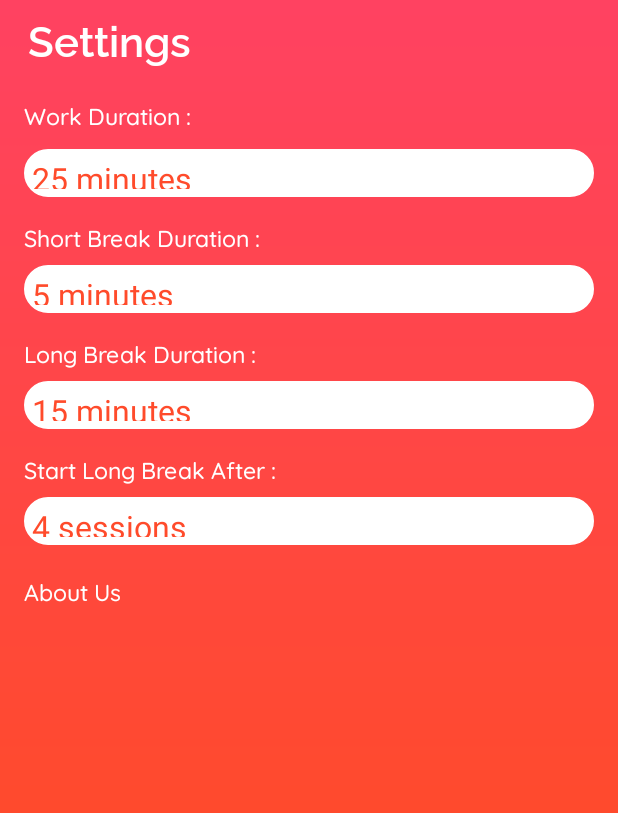
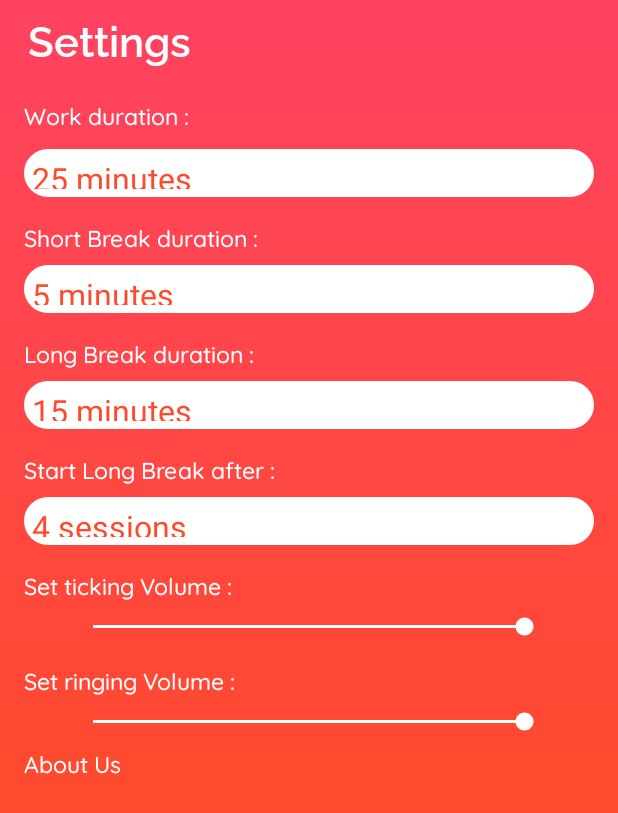
Before and after one commit to google-udacity-india-scholars/abnd-track-pomodoro-timer-app, an Android app: the screen it shows after launch (SettingsActivity), after a tap on "Settings Image", on a phone screen of 412 x 824 dp. Shown: the top 813 px of the screen. Run offline under Robolectric (Android 15) with nearby library versions, the phone set to English and light mode, and no system bars; our stand-ins replace ButterKnife; pictures from the network do not load; 2 other taps on this screen came first.

Commit message:
Volume Sliders for Ticking and Ringing volumes.

```diff
--- a/app/src/main/AndroidManifest.xml
+++ b/app/src/main/AndroidManifest.xml
@@ -32,12 +32,14 @@
         <activity
             android:name="gis2018.udacity.tametu.SettingsActivity"
             android:label="Settings"
-            android:parentActivityName="gis2018.udacity.tametu.MainActivity" />
+            android:parentActivityName="gis2018.udacity.tametu.MainActivity"
+            android:screenOrientation="portrait" />
         <!-- Broadcast receiver for notification action button -->
         <receiver android:name="gis2018.udacity.tametu.StopTimerActionReceiver" />
         <receiver android:name=".StartTimerActionReceiver" />
 
-        <activity android:name="gis2018.udacity.tametu.Aboutus"
+        <activity
+            android:name="gis2018.udacity.tametu.Aboutus"
             android:label="ABOUT US"
             android:parentActivityName="gis2018.udacity.tametu.SettingsActivity">
 
--- a/app/src/main/java/gis2018/udacity/tametu/CountDownTimerService.java
+++ b/app/src/main/java/gis2018/udacity/tametu/CountDownTimerService.java
@@ -25,6 +25,8 @@ import static gis2018.udacity.tametu.utils.Constants.TASK_INFORMATION_NOTIFICATI
 import static gis2018.udacity.tametu.utils.Utils.ringID;
 import static gis2018.udacity.tametu.utils.Utils.soundPool;
 import static gis2018.udacity.tametu.utils.Utils.tickID;
+import static gis2018.udacity.tametu.utils.VolumeSeekBarUtils.floatRingingVolumeLevel;
+import static gis2018.udacity.tametu.utils.VolumeSeekBarUtils.floatTickingVolumeLevel;
 
 public class CountDownTimerService extends Service {
     public static final int ID = 1;
@@ -142,7 +144,10 @@ public class CountDownTimerService extends Service {
         countDownTimer = new CountDownTimer(TIME_PERIOD, TIME_INTERVAL) {
             @Override
             public void onTick(long timeInMilliSeconds) {
-                soundPool.play(tickID, 0.5f, 0.5f, 1, 0, 1f);
+                soundPool.play(tickID,
+                        floatTickingVolumeLevel,
+                        floatTickingVolumeLevel,
+                        1, 0, 1f);
 
                 String countDown = Utils.getCurrentDurationPreferenceStringFor(timeInMilliSeconds);
 
@@ -167,8 +172,10 @@ public class CountDownTimerService extends Service {
                 // Updating value of currentlyRunningServiceType in SharedPreferences.
                 Utils.updateCurrentlyRunningServiceType(preferences, getApplicationContext(), currentlyRunningServiceType);
                 //Ring once ticking ends.
-                soundPool.play(ringID, 0.5f, 0.5f, 1, 0, 1f);
-
+                soundPool.play(ringID,
+                        floatRingingVolumeLevel,
+                        floatRingingVolumeLevel,
+                        2, 0, 1f);
                 stopSelf();
                 stoppedBroadcastIntent();
             }
--- a/app/src/main/java/gis2018/udacity/tametu/SettingsActivity.java
+++ b/app/src/main/java/gis2018/udacity/tametu/SettingsActivity.java
@@ -6,18 +6,26 @@ import android.os.Bundle;
 import android.preference.PreferenceManager;
 import android.support.v4.app.NavUtils;
 import android.support.v7.app.AppCompatActivity;
-import android.util.Log;
 import android.view.MenuItem;
 import android.view.View;
 import android.widget.AdapterView;
 import android.widget.ArrayAdapter;
+import android.widget.SeekBar;
 import android.widget.Spinner;
 import android.widget.TextView;
 
 import butterknife.BindView;
 import butterknife.ButterKnife;
 
-public class SettingsActivity extends AppCompatActivity implements AdapterView.OnItemSelectedListener {
+import static gis2018.udacity.tametu.utils.Constants.RINGING_VOLUME_LEVEL_KEY;
+import static gis2018.udacity.tametu.utils.Constants.TICKING_VOLUME_LEVEL_KEY;
+import static gis2018.udacity.tametu.utils.VolumeSeekBarUtils.convertToFloat;
+import static gis2018.udacity.tametu.utils.VolumeSeekBarUtils.floatRingingVolumeLevel;
+import static gis2018.udacity.tametu.utils.VolumeSeekBarUtils.floatTickingVolumeLevel;
+import static gis2018.udacity.tametu.utils.VolumeSeekBarUtils.initializeSeekBar;
+import static gis2018.udacity.tametu.utils.VolumeSeekBarUtils.maxVolume;
+
+public class SettingsActivity extends AppCompatActivity implements AdapterView.OnItemSelectedListener, SeekBar.OnSeekBarChangeListener {
 
     private static final String LOG_TAG = SettingsActivity.class.getSimpleName();
     @BindView(R.id.work_duration_spinner)
@@ -28,6 +36,10 @@ public class SettingsActivity extends AppCompatActivity implements AdapterView.O
     Spinner longBreakDurationSpinner;
     @BindView(R.id.start_long_break_after_spinner)
     Spinner startlongbreakafterSpinner;
+    @BindView(R.id.ticking_seek_bar)
+    SeekBar tickingSeekBar;
+    @BindView(R.id.ringing_seek_bar)
+    SeekBar ringingSeekBar;
     private SharedPreferences preferences;
 
     @Override
@@ -40,14 +52,23 @@ public class SettingsActivity extends AppCompatActivity implements AdapterView.O
         preferences = PreferenceManager.getDefaultSharedPreferences(this);
 
         initSpinner();
-        TextView aboutus=(TextView)findViewById(R.id.Aboutus);
+        TextView aboutus = (TextView) findViewById(R.id.Aboutus);
         aboutus.setOnClickListener(new View.OnClickListener() {
             @Override
             public void onClick(View v) {
-                Intent i=new Intent(SettingsActivity.this,Aboutus.class);
+                Intent i = new Intent(SettingsActivity.this, Aboutus.class);
                 startActivity(i);
             }
         });
+
+        seekBarInitialization();
+    }
+
+    private void seekBarInitialization() {
+        tickingSeekBar = initializeSeekBar(this, tickingSeekBar);
+        ringingSeekBar = initializeSeekBar(this, ringingSeekBar);
+        tickingSeekBar.setOnSeekBarChangeListener(this);
+        ringingSeekBar.setOnSeekBarChangeListener(this);
     }
 
     /**
@@ -107,23 +128,19 @@ public class SettingsActivity extends AppCompatActivity implements AdapterView.O
         switch (parent.getId()) {
             // item selected in work duration spinner
             case R.id.work_duration_spinner:
-                Log.v(LOG_TAG, (String) parent.getItemAtPosition(position));
                 // save the corresponding item position
                 editor.putInt(getString(R.string.work_duration_key), position);
                 break;
             // item selected in short break duration spinner
             case R.id.short_break_duration_spinner:
-                Log.v(LOG_TAG, (String) parent.getItemAtPosition(position));
                 // save the corresponding item position
                 editor.putInt(getString(R.string.short_break_duration_key), position);
                 break;
             // item selected in long break duration spinner
             case R.id.long_break_duration_spinner:
-                Log.v(LOG_TAG, (String) parent.getItemAtPosition(position));
                 // save the corresponding item position
                 editor.putInt(getString(R.string.long_break_duration_key), position);
             case R.id.start_long_break_after_spinner:
-                Log.v(LOG_TAG, (String) parent.getItemAtPosition(position));
                 // save the corresponding item position
                 editor.putInt(getString(R.string.start_long_break_after_key), position);
 
@@ -158,4 +175,28 @@ public class SettingsActivity extends AppCompatActivity implements AdapterView.O
         }
         return super.onOptionsItemSelected(item);
     }
+
+    @Override
+    public void onProgressChanged(SeekBar seekBar, int progress, boolean fromUser) {
+        switch (seekBar.getId()) {
+            case R.id.ticking_seek_bar:
+                preferences.edit().putInt(TICKING_VOLUME_LEVEL_KEY, progress).apply(); //Save volume level to SharedPreferences
+                floatTickingVolumeLevel = convertToFloat(preferences.getInt(TICKING_VOLUME_LEVEL_KEY, maxVolume), maxVolume);
+                break;
+            case R.id.ringing_seek_bar:
+                preferences.edit().putInt(RINGING_VOLUME_LEVEL_KEY, progress).apply(); //Save value to SharedPreferences
+                floatRingingVolumeLevel = convertToFloat(preferences.getInt(RINGING_VOLUME_LEVEL_KEY, maxVolume), maxVolume);
+        }
+
+    }
+
+    @Override
+    public void onStartTrackingTouch(SeekBar seekBar) {
+
+    }
+
+    @Override
+    public void onStopTrackingTouch(SeekBar seekBar) {
+
+    }
 }
--- a/app/src/main/java/gis2018/udacity/tametu/utils/Constants.java
+++ b/app/src/main/java/gis2018/udacity/tametu/utils/Constants.java
@@ -31,5 +31,6 @@ public class Constants {
     public static final String START_LONG_BREAK_AFTER_KEY = "LONG_BREAK_AFTER_DURATION";
     public static final String WORK_SESSION_COUNT_KEY = "WORK_SESSION_COUNT";
     public static final String TASK_ON_HAND_COUNT_KEY = "TASK_ON_HAND_COUNT";
-
+    public static final String TICKING_VOLUME_LEVEL_KEY = "TICKING_VOLUME_LEVEL";
+    public static final String RINGING_VOLUME_LEVEL_KEY = "RINGING_VOLUME_LEVEL";
 }
--- a/app/src/main/java/gis2018/udacity/tametu/utils/StartTimerUtils.java
+++ b/app/src/main/java/gis2018/udacity/tametu/utils/StartTimerUtils.java
@@ -2,11 +2,19 @@ package gis2018.udacity.tametu.utils;
 
 import android.content.Context;
 import android.content.Intent;
+import android.content.SharedPreferences;
 import android.os.Build;
+import android.preference.PreferenceManager;
 
 import gis2018.udacity.tametu.CountDownTimerService;
 
+import static gis2018.udacity.tametu.utils.Constants.RINGING_VOLUME_LEVEL_KEY;
+import static gis2018.udacity.tametu.utils.Constants.TICKING_VOLUME_LEVEL_KEY;
 import static gis2018.udacity.tametu.utils.Constants.TIME_INTERVAL;
+import static gis2018.udacity.tametu.utils.VolumeSeekBarUtils.convertToFloat;
+import static gis2018.udacity.tametu.utils.VolumeSeekBarUtils.floatRingingVolumeLevel;
+import static gis2018.udacity.tametu.utils.VolumeSeekBarUtils.floatTickingVolumeLevel;
+import static gis2018.udacity.tametu.utils.VolumeSeekBarUtils.maxVolume;
 
 public class StartTimerUtils {
 
@@ -17,6 +25,11 @@ public class StartTimerUtils {
      * @param duration is Time Period for which timer should tick
      */
     public static void startTimer(long duration, Context context) {
+        SharedPreferences preferences = PreferenceManager.getDefaultSharedPreferences(context);
+        floatTickingVolumeLevel = convertToFloat(preferences
+                .getInt(TICKING_VOLUME_LEVEL_KEY, maxVolume), maxVolume); //set ticking volume
+        floatRingingVolumeLevel = convertToFloat(preferences
+                .getInt(RINGING_VOLUME_LEVEL_KEY, maxVolume), maxVolume); //also set ringing volume
         Intent serviceIntent = new Intent(context, CountDownTimerService.class);
         serviceIntent.putExtra("time_period", duration);
         serviceIntent.putExtra("time_interval", TIME_INTERVAL);
--- a/app/src/main/java/gis2018/udacity/tametu/utils/StopTimerUtils.java
+++ b/app/src/main/java/gis2018/udacity/tametu/utils/StopTimerUtils.java
@@ -16,6 +16,7 @@ import static gis2018.udacity.tametu.utils.Constants.TAMETU;
 import static gis2018.udacity.tametu.utils.Utils.ringID;
 import static gis2018.udacity.tametu.utils.Utils.soundPool;
 import static gis2018.udacity.tametu.utils.Utils.updateCurrentlyRunningServiceType;
+import static gis2018.udacity.tametu.utils.VolumeSeekBarUtils.floatRingingVolumeLevel;
 
 public class StopTimerUtils {
 
@@ -37,13 +38,13 @@ public class StopTimerUtils {
                     currentlyRunningServiceType);
 
             stopTimer(context);
-            soundPool.play(ringID, 0.5f, 0.5f, 1, 0,
+            soundPool.play(ringID, floatRingingVolumeLevel, floatRingingVolumeLevel, 2, 0,
                     1f);
             sendBroadcast(context);
         }
         Date date = new Date(System.currentTimeMillis()); //or simply new Date();
         long millis = date.getTime();
-        preferences.edit().putInt("pause",(int)millis/1000).apply();
+        preferences.edit().putInt("pause", (int) millis / 1000).apply();
     }
 
     /**
--- a/app/src/main/java/gis2018/udacity/tametu/utils/Utils.java
+++ b/app/src/main/java/gis2018/udacity/tametu/utils/Utils.java
@@ -176,7 +176,7 @@ public class Utils {
      */
     public static void prepareSoundPool(Context context) {
         soundPool = new SoundPool(10, AudioManager.STREAM_MUSIC, 0);
-        tickID = soundPool.load(context, R.raw.clockticking, 1);
+        tickID = soundPool.load(context, R.raw.clockticking, 2);
         ringID = soundPool.load(context, R.raw.bellringing, 2);
     }
 }
--- /dev/null
+++ b/app/src/main/java/gis2018/udacity/tametu/utils/VolumeSeekBarUtils.java
@@ -0,0 +1,52 @@
+package gis2018.udacity.tametu.utils;
+
+import android.app.Activity;
+import android.content.Context;
+import android.content.SharedPreferences;
+import android.media.AudioManager;
+import android.preference.PreferenceManager;
+import android.widget.SeekBar;
+
+import gis2018.udacity.tametu.R;
+
+import static gis2018.udacity.tametu.utils.Constants.RINGING_VOLUME_LEVEL_KEY;
+import static gis2018.udacity.tametu.utils.Constants.TICKING_VOLUME_LEVEL_KEY;
+
+public class VolumeSeekBarUtils {
+    public static int maxVolume;
+    public static float floatTickingVolumeLevel;
+    public static float floatRingingVolumeLevel;
+
+    /**
+     * Set the volume level sliders depending on the last saved values and max volume level
+     *
+     * @param activity Context
+     * @param seekBar  Either a ticking_seek_bar or ringing_seek_bar
+     * @return returns seekbar with the set value
+     */
+    public static SeekBar initializeSeekBar(Activity activity, SeekBar seekBar) {
+        SharedPreferences preferences = PreferenceManager.getDefaultSharedPreferences(activity);
+        final AudioManager audioManager = (AudioManager) activity.getSystemService(Context.AUDIO_SERVICE);
+        maxVolume = audioManager.getStreamMaxVolume(AudioManager.STREAM_MUSIC);
+        seekBar.setMax(maxVolume - 1); // -1 just because otherwise converttofloat returns infinity
+        switch (seekBar.getId()) {
+            case R.id.ticking_seek_bar:
+                seekBar.setProgress(preferences.getInt(TICKING_VOLUME_LEVEL_KEY, maxVolume));
+                break;
+            case R.id.ringing_seek_bar:
+                seekBar.setProgress(preferences.getInt(RINGING_VOLUME_LEVEL_KEY, maxVolume));
+                break;
+        }
+        return seekBar;
+    }
+
+    public static float convertToFloat(int currentVolume, int maxVolume) {
+        float value;
+        value = (float) (1 - (Math.log(maxVolume - currentVolume) / Math.log(maxVolume)));
+        return value;
+    }
+
+    public void VolumeSeekBarUtils() {
+        //Empty
+    }
+}
--- a/app/src/main/res/layout/activity_settings.xml
+++ b/app/src/main/res/layout/activity_settings.xml
@@ -6,15 +6,15 @@
     android:layout_height="match_parent"
     android:background="@drawable/bg"
     tools:context=".SettingsActivity">
+
     <TextView
         android:layout_width="match_parent"
         android:layout_height="wrap_content"
+        android:fontFamily="@font/raleway_semibold"
+        android:padding="5dp"
+        android:text="  Settings"
         android:textColor="#FFFFFF"
-        android:textSize="28sp"
-        android:text="  Settings"
-        android:padding="5dp"
-        android:fontFamily="@font/raleway_semibold"
-        />
+        android:textSize="28sp" />
 
     <TextView
         android:id="@+id/work_duration_text_label"
@@ -22,9 +22,9 @@
         android:layout_height="25dp"
         android:layout_marginStart="16dp"
         android:layout_marginTop="66dp"
+        android:fontFamily="@font/quicksand_medium"
         android:text="@string/work_duration"
         android:textColor="#FFFFFF"
-        android:fontFamily="@font/quicksand_medium"
         android:textSize="15sp"
         app:layout_constraintStart_toStartOf="parent"
         app:layout_constraintTop_toTopOf="parent" />
@@ -35,8 +35,8 @@
         android:layout_height="32dp"
         android:layout_marginStart="16dp"
         android:layout_marginTop="8dp"
+        android:layout_marginEnd="16dp"
         android:background="@drawable/layout_bg"
-        android:layout_marginEnd="16dp"
         app:layout_constraintEnd_toEndOf="parent"
         app:layout_constraintStart_toStartOf="parent"
         app:layout_constraintTop_toBottomOf="@+id/work_duration_text_label" />
@@ -46,11 +46,11 @@
         android:layout_width="wrap_content"
         android:layout_height="wrap_content"
         android:layout_marginStart="16dp"
+        android:layout_marginTop="16dp"
+        android:fontFamily="@font/quicksand_medium"
+        android:text="@string/short_break_duration"
+        android:textColor="#FFFFFF"
         android:textSize="15sp"
-        android:textColor="#FFFFFF"
-        android:fontFamily="@font/quicksand_medium"
-        android:layout_marginTop="16dp"
-        android:text="@string/short_break_duration"
         app:layout_constraintStart_toStartOf="parent"
         app:layout_constraintTop_toBottomOf="@+id/work_duration_spinner" />
 
@@ -60,8 +60,8 @@
         android:layout_height="32dp"
         android:layout_marginStart="16dp"
         android:layout_marginTop="8dp"
+        android:layout_marginEnd="16dp"
         android:background="@drawable/layout_bg"
-        android:layout_marginEnd="16dp"
         app:layout_constraintEnd_toEndOf="parent"
         app:layout_constraintStart_toStartOf="parent"
         app:layout_constraintTop_toBottomOf="@+id/short_break_duration_text_label" />
@@ -71,11 +71,11 @@
         android:layout_width="wrap_content"
         android:layout_height="wrap_content"
         android:layout_marginStart="16dp"
+        android:layout_marginTop="16dp"
+        android:fontFamily="@font/quicksand_medium"
+        android:text="@string/long_break_duration"
         android:textColor="#FFFFFF"
-        android:fontFamily="@font/quicksand_medium"
         android:textSize="15sp"
-        android:layout_marginTop="16dp"
-        android:text="@string/long_break_duration"
         app:layout_constraintStart_toStartOf="parent"
         app:layout_constraintTop_toBottomOf="@+id/short_break_duration_spinner" />
 
@@ -85,21 +85,22 @@
         android:layout_height="32dp"
         android:layout_marginStart="16dp"
         android:layout_marginTop="8dp"
+        android:layout_marginEnd="16dp"
         android:background="@drawable/layout_bg"
-        android:layout_marginEnd="16dp"
         app:layout_constraintEnd_toEndOf="parent"
         app:layout_constraintStart_toStartOf="parent"
         app:layout_constraintTop_toBottomOf="@+id/long_break_duration_text_label" />
+
     <TextView
         android:id="@+id/start_long_break_after_text_label"
         android:layout_width="wrap_content"
         android:layout_height="wrap_content"
         android:layout_marginStart="16dp"
+        android:layout_marginTop="16dp"
+        android:fontFamily="@font/quicksand_medium"
+        android:text="@string/lba"
+        android:textColor="#FFFFFF"
         android:textSize="15sp"
-        android:textColor="#FFFFFF"
-        android:fontFamily="@font/quicksand_medium"
-        android:layout_marginTop="16dp"
-        android:text="@string/lba"
         app:layout_constraintStart_toStartOf="parent"
         app:layout_constraintTop_toBottomOf="@+id/long_break_duration_spinner" />
 
@@ -107,23 +108,72 @@
         android:id="@+id/start_long_break_after_spinner"
         android:layout_width="0dp"
         android:layout_height="32dp"
-        android:background="@drawable/layout_bg"
         android:layout_marginStart="16dp"
         android:layout_marginTop="8dp"
         android:layout_marginEnd="16dp"
+        android:background="@drawable/layout_bg"
         app:layout_constraintEnd_toEndOf="parent"
         app:layout_constraintStart_toStartOf="parent"
         app:layout_constraintTop_toBottomOf="@+id/start_long_break_after_text_label" />
+
+    <TextView
+        android:id="@+id/ticking_seek_bar_text_label"
+        android:layout_width="wrap_content"
+        android:layout_height="wrap_content"
+        android:layout_marginStart="16dp"
+        android:layout_marginTop="16dp"
+        android:fontFamily="@font/quicksand_medium"
+        android:text="@string/set_ticking_volume"
+        android:textColor="#FFFFFF"
+        android:textSize="15sp"
+        app:layout_constraintStart_toStartOf="parent"
+        app:layout_constraintTop_toBottomOf="@+id/start_long_break_after_spinner" />
+
+    <SeekBar
+        android:id="@+id/ticking_seek_bar"
+        android:layout_width="320dp"
+        android:layout_height="wrap_content"
+        android:layout_marginStart="16dp"
+        android:layout_marginTop="8dp"
+        android:layout_marginEnd="16dp"
+        app:layout_constraintEnd_toEndOf="@+id/start_long_break_after_spinner"
+        app:layout_constraintStart_toStartOf="@+id/start_long_break_after_spinner"
+        app:layout_constraintTop_toBottomOf="@+id/ticking_seek_bar_text_label" />
+
+    <TextView
+        android:id="@+id/ringing_seek_bar_text_label"
+        android:layout_width="wrap_content"
+        android:layout_height="wrap_content"
+        android:layout_marginStart="16dp"
+        android:layout_marginTop="16dp"
+        android:fontFamily="@font/quicksand_medium"
+        android:text="@string/set_ringing_volume"
+        android:textColor="#FFFFFF"
+        android:textSize="15sp"
+        app:layout_constraintStart_toStartOf="parent"
+        app:layout_constraintTop_toBottomOf="@+id/ticking_seek_bar" />
+
+    <SeekBar
+        android:id="@+id/ringing_seek_bar"
+        android:layout_width="320dp"
+        android:layout_height="wrap_content"
+        android:layout_marginStart="16dp"
+        android:layout_marginTop="8dp"
+        android:layout_marginEnd="16dp"
+        app:layout_constraintEnd_toEndOf="@+id/start_long_break_after_spinner"
+        app:layout_constraintStart_toStartOf="@+id/start_long_break_after_spinner"
+        app:layout_constraintTop_toBottomOf="@+id/ringing_seek_bar_text_label" />
+
     <TextView
         android:id="@+id/Aboutus"
         android:layout_width="match_parent"
         android:layout_height="wrap_content"
         android:layout_marginStart="16dp"
-        android:layout_marginTop="20dp"
+        android:layout_marginTop="8dp"
+        android:fontFamily="@font/quicksand_medium"
         android:text="About Us"
-        android:fontFamily="@font/quicksand_medium"
         android:textColor="#FFFFFF"
         android:textSize="15sp"
         app:layout_constraintStart_toStartOf="parent"
-        app:layout_constraintTop_toBottomOf="@+id/start_long_break_after_spinner" />
+        app:layout_constraintTop_toBottomOf="@+id/ringing_seek_bar" />
 </android.support.constraint.ConstraintLayout>
--- a/app/src/main/res/values/colors.xml
+++ b/app/src/main/res/values/colors.xml
@@ -2,5 +2,5 @@
 <resources>
     <color name="colorPrimary">#ED0072</color>
     <color name="colorPrimaryDark">#FF416C</color>
-    <color name="colorAccent">#FF4B2B</color>
+    <color name="colorAccent">@android:color/white</color>
 </resources>
--- a/app/src/main/res/values/strings.xml
+++ b/app/src/main/res/values/strings.xml
@@ -1,10 +1,13 @@
 <resources>
     <string name="app_name">TAMETU</string>
-    <string name="work_duration">Work Duration :</string>
-    <string name="short_break_duration">Short Break Duration :</string>
-    <string name="long_break_duration">Long Break Duration :</string>
+    <string name="work_duration">Work duration :</string>
+    <string name="short_break_duration">Short Break duration :</string>
+    <string name="long_break_duration">Long Break duration :</string>
     <string name="work_duration_key">WORK_DURATION</string>
-    <string name="lba">Start Long Break After :</string>
+    <string name="lba">Start Long Break after :</string>
+    <string name="set_ticking_volume">Set ticking Volume :</string>
+    <string name="set_ringing_volume">Set ringing Volume :</string>
+
 
     <string name="short_break_duration_key">SHORT_BREAK_DURATION</string>
     <string name="long_break_duration_key">LONG_BREAK_DURATION</string>
```
